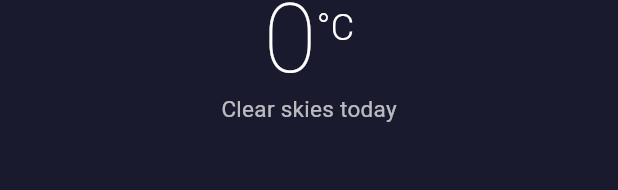
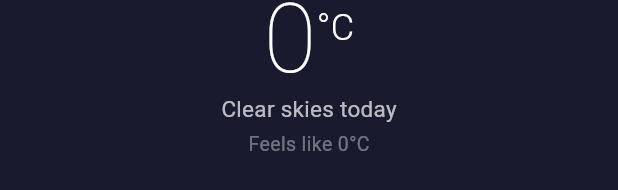
Before and after one commit to vamous-am/my-first-flutter-app, a Flutter app: the WeatherHero widget shown alone on an empty page, opened directly with empty values, on a phone screen of 412 x 824 dp. Shown: the part 302-492 px from the top of the screen. Run offline on Flutter 3.47's test engine with Material 3 defaults, Android fonts, the phone set to English and light mode, and no system bars; network calls fail.

Commit message:
fix: remove debug prints and surface apparent temperature in UI

```diff
--- a/lib/widgets/weather_hero.dart
+++ b/lib/widgets/weather_hero.dart
@@ -100,6 +100,18 @@ class WeatherHero extends StatelessWidget {
           ),
         ),
 
+        const SizedBox(height: 4),
+
+        // --- Feels Like ---
+        Text(
+          'Feels like ${weather.apparentTemperature.round()}°C',
+          style: const TextStyle(
+            color: Colors.white38,
+            fontSize: 13,
+            fontWeight: FontWeight.w400,
+          ),
+        ),
+
         const SizedBox(height: 20),
       ],
     );
```
Also changed, not shown: lib/services/weather_service.dart (+1 -26 lines).
